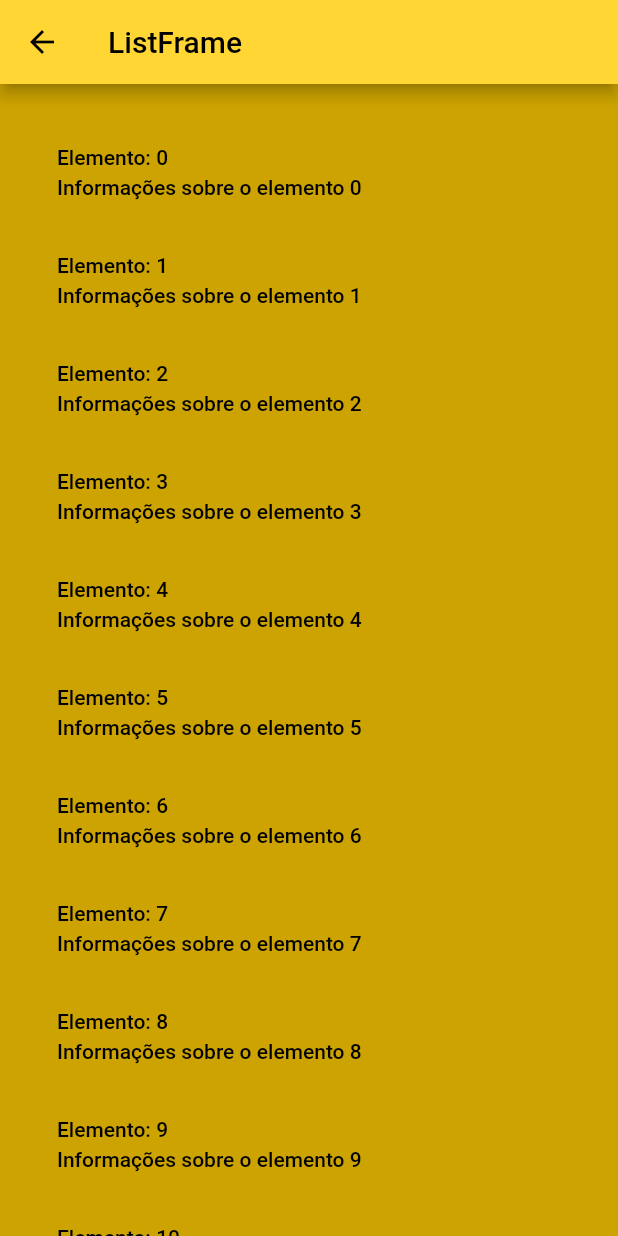
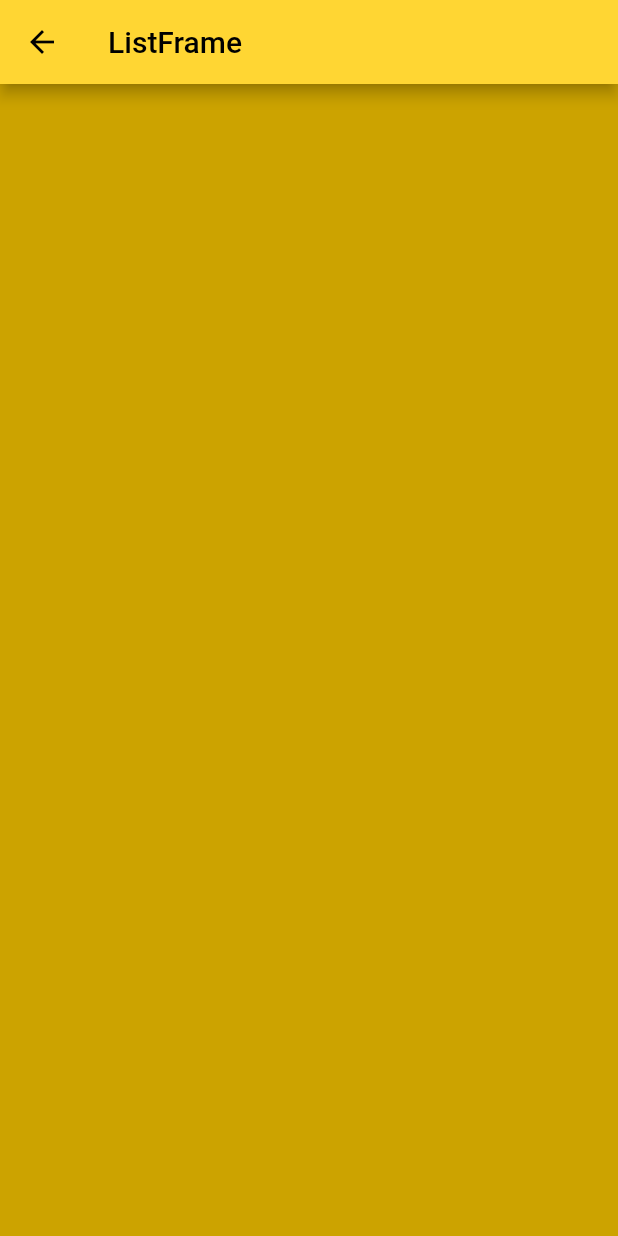
Before and after one commit to GuiQRSM/show_CEP, a Flutter app: the screen it shows after launch, after a tap on "Get List", on a phone screen of 412 x 824 dp. Run offline on Flutter 3.47's test engine with Material 2 defaults, Android fonts, the phone set to English and light mode, and no system bars.

Commit message:
Make removals in the dart file 'List_Frame.dart'

```diff
--- a/lib/List_Frame.dart
+++ b/lib/List_Frame.dart
@@ -13,24 +13,9 @@ var helperColor = Color.fromRGBO(204, 163, 0, 1);
 
 class _ListFrameState extends State<ListFrame> {
 
-  List _myItems = [];
-
-  void _getItems (){
-
-
-    for(int g = 0; g <= 10; g++){
-      Map<String, dynamic> items = Map();
-      items["title"] = "Elemento: ${g}";
-      items["desc"] = "Informações sobre o elemento ${g}";
-      _myItems.add(items);
-    }
-
-  }
 
   @override
   Widget build(BuildContext context) {
-
-    _getItems();
 
     return Scaffold(
       backgroundColor: helperColor,
@@ -47,34 +32,7 @@ class _ListFrameState extends State<ListFrame> {
       ),
       body: Container(
         width: double.infinity,
-        child: ListView.builder(
-          padding: EdgeInsets.all(22),
-            itemCount: _myItems.length,
-            itemBuilder: (context, indice){
-
-            Map<String, dynamic> items = _myItems[indice];
-            dynamic title = items["title"];
-            dynamic desc = items["desc"];
-
-            return ListTile(
-              title: Text(
-                  title.toString(),
-              style: TextStyle(
-                fontSize: 14,
-                fontWeight: FontWeight.w500,
-                color: Colors.black
-              ),),
-              subtitle: Text(
-                desc.toString(),
-                style: TextStyle(
-                  fontSize: 14,
-                  fontWeight: FontWeight.w500,
-                  color: Colors.black
-                ),
-              ),
-            );
-            },
-        ),
+        //child: ,
       ),
     );
   }
```
